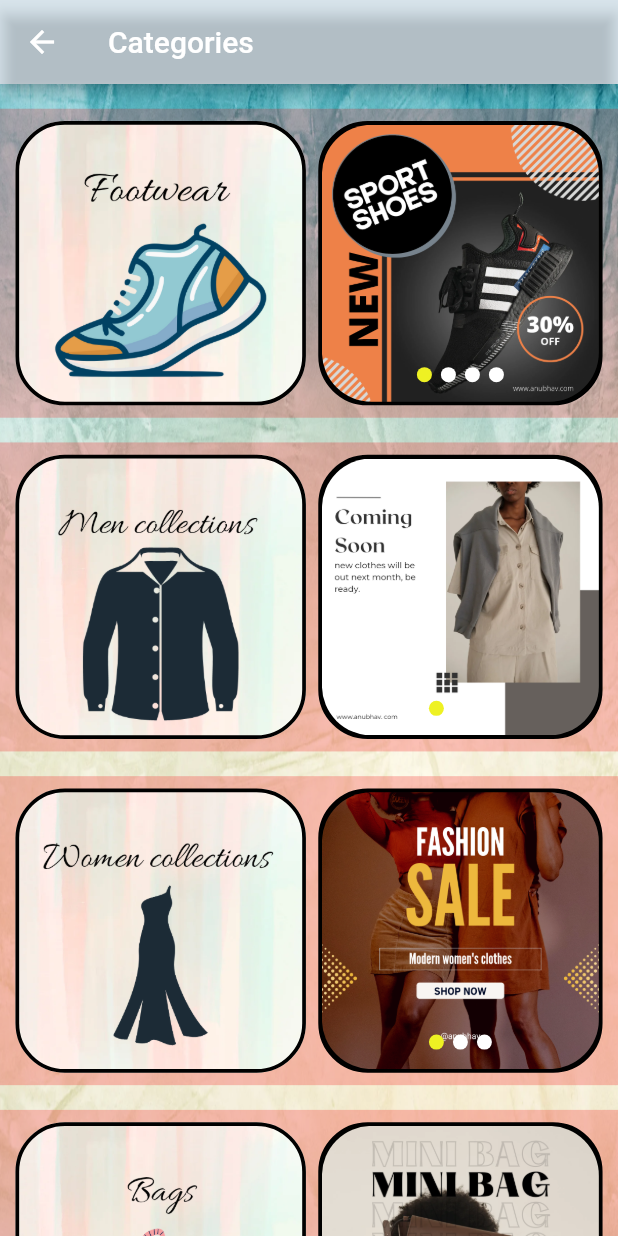
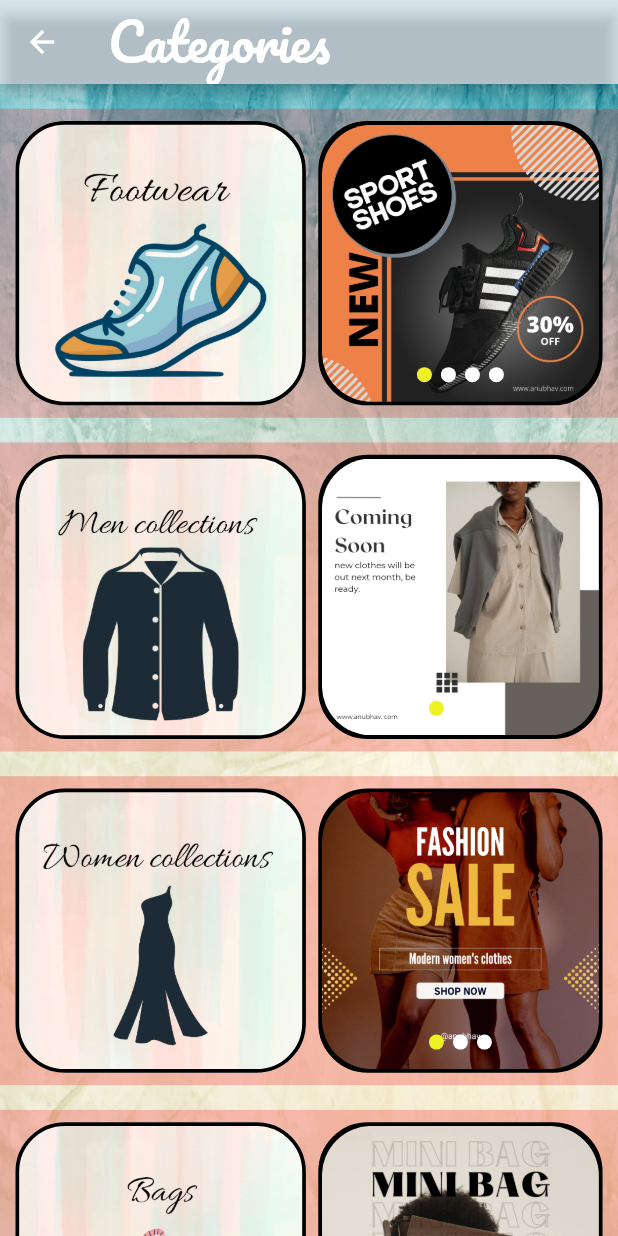
Before and after one commit to siddhishah109/Anubhav-Flutter, a Flutter app: the Categories screen opened directly, on a phone screen of 412 x 824 dp. Run offline on Flutter 3.47's test engine with Material 2 defaults, Android fonts, the phone set to English and light mode, and no system bars; drawn by our look-alikes of card_swiper; our stand-ins replace carousel_slider, google_fonts; missing offline and left inert: dart:ffi.

Commit message:
categories page done ....

```diff
--- a/lib/Pages/categoriespage.dart
+++ b/lib/Pages/categoriespage.dart
@@ -36,16 +36,13 @@ class _CategoriesState extends State<Categories> {
                 Navigator.pop(context);
               }),
               icon: const Icon(Icons.arrow_back)),
-          title: const Text(
+          title: Text(
             'Categories',
             textAlign: TextAlign.center,
-            //  style: GoogleFonts.getFont('Lobster')
-            // lobster(
-            //   textStyle: TextStyle(
-            //     color: Colors.white,
-            //     fontSize: 4,
-            //   )
-            // )
+            style: GoogleFonts.pacifico(
+              fontStyle: FontStyle.normal,
+              fontSize: 34,
+            ),
           ),
           backgroundColor: Color.fromARGB(92, 172, 206, 226),
         ),
--- a/lib/main.dart
+++ b/lib/main.dart
@@ -24,6 +24,6 @@ class MyApp extends StatelessWidget {
                 // color: Color.fromARGB(78, 172, 206, 226),
 
                 )),
-        home: HomePage());
+        home: Categories());
   }
 }
```
Also changed, not shown: lib/Pages/homepage.dart (+12 -7 lines).
